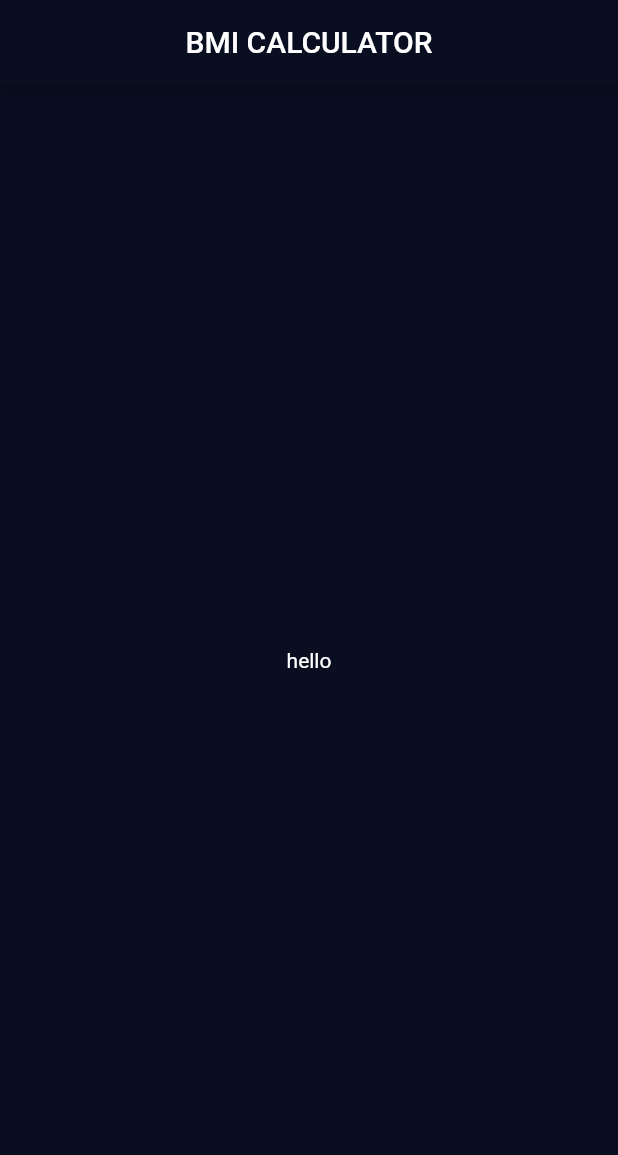
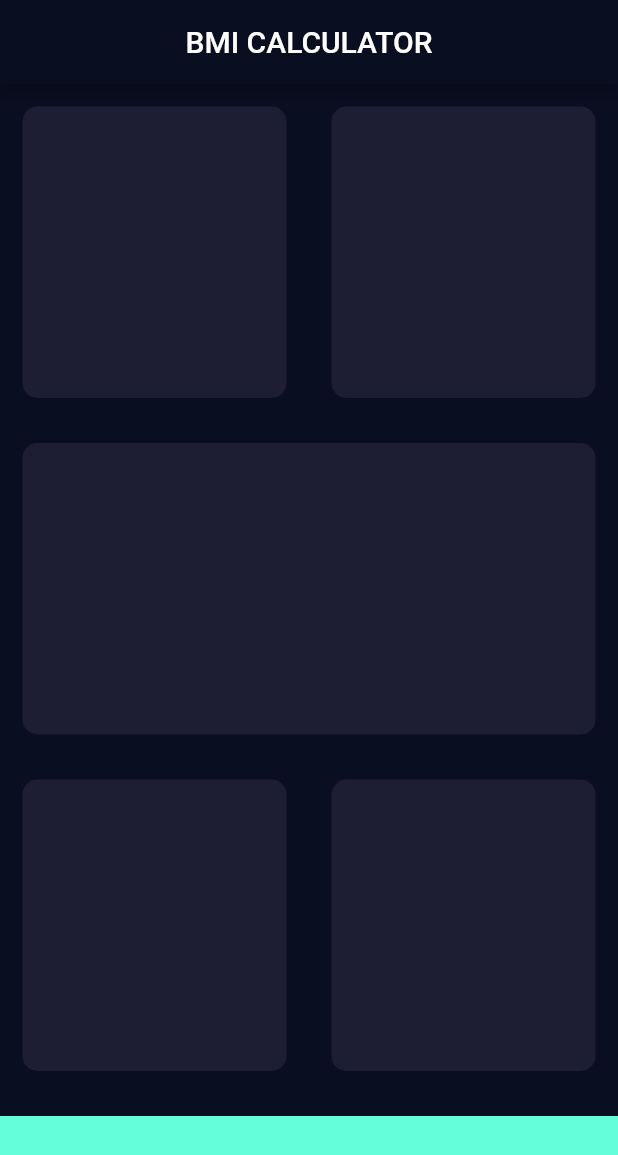
Before and after one commit to sussananukem/bmi_calculator, a Flutter app: the screen it shows after launch, on a phone screen of 412 x 824 dp. Shown: the top 1155 px of the screen. Run offline on Flutter 3.47's test engine with Material 2 defaults, Android fonts, the phone set to English and light mode, and no system bars; our stand-ins replace device_preview.

Commit message:
Home Layout Done

```diff
--- /dev/null
+++ b/lib/home.dart
@@ -0,0 +1,85 @@
+import 'package:flutter/material.dart';
+
+class MyHomePage extends StatefulWidget {
+  const MyHomePage({Key? key}) : super(key: key);
+
+  @override
+  State<MyHomePage> createState() => _MyHomePageState();
+}
+
+class _MyHomePageState extends State<MyHomePage> {
+  final activeCardColor = const Color(0xFF1D1E33);
+  final bottomButtonColor = Colors.tealAccent;
+  @override
+  Widget build(BuildContext context) {
+    return Scaffold(
+      appBar: AppBar(
+        title: const Center(child: Text('BMI CALCULATOR')),
+      ),
+      body: Column(
+        children: [
+          Expanded(
+            child: Row(
+              children: [
+                Expanded(
+                  child: ReusableCard(
+                    myColor: activeCardColor,
+                  ),
+                ),
+                Expanded(
+                  child: ReusableCard(
+                    myColor: activeCardColor,
+                  ),
+                ),
+              ],
+            ),
+          ),
+          Expanded(
+            child: ReusableCard(
+              myColor: activeCardColor,
+            ),
+          ),
+          Expanded(
+            child: Row(
+              children: [
+                Expanded(
+                  child: ReusableCard(
+                    myColor: activeCardColor,
+                  ),
+                ),
+                Expanded(
+                  child: ReusableCard(
+                    myColor: activeCardColor,
+                  ),
+                ),
+              ],
+            ),
+          ),
+          Container(
+            color: bottomButtonColor,
+            margin: const EdgeInsets.only(top: 15),
+            width: double.infinity,
+            height: 80,
+          ),
+        ],
+      ),
+    );
+  }
+}
+
+class ReusableCard extends StatelessWidget {
+  final Color myColor;
+
+  const ReusableCard({super.key, required this.myColor});
+
+  @override
+  Widget build(BuildContext context) {
+    return Container(
+      margin: const EdgeInsets.all(15),
+      decoration: BoxDecoration(
+        borderRadius: BorderRadius.circular(10.0),
+        color: const Color(0xFF1D1E33),
+      ),
+    );
+  }
+}
--- a/lib/main.dart
+++ b/lib/main.dart
@@ -1,6 +1,7 @@
 import 'package:device_preview/device_preview.dart';
 import 'package:flutter/foundation.dart';
 import 'package:flutter/material.dart';
+import 'home.dart';
 
 void main() {
   runApp(
@@ -32,26 +33,3 @@ class MyApp extends StatelessWidget {
     );
   }
 }
-
-class MyHomePage extends StatefulWidget {
-  const MyHomePage({Key? key}) : super(key: key);
-
-  @override
-  State<MyHomePage> createState() => _MyHomePageState();
-}
-
-class _MyHomePageState extends State<MyHomePage> {
-  @override
-  Widget build(BuildContext context) {
-    return Scaffold(
-      appBar: AppBar(
-        title: const Center(child: Text('BMI CALCULATOR')),
-      ),
-      body: const SafeArea(
-        child: Center(
-          child: Text('hello'),
-        ),
-      ),
-    );
-  }
-}
```
